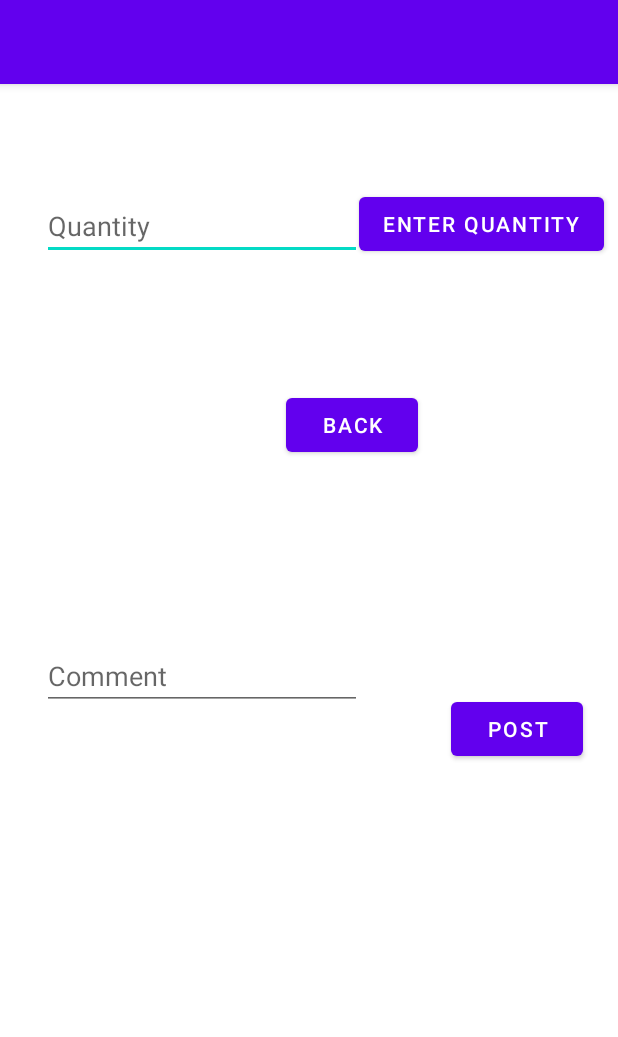
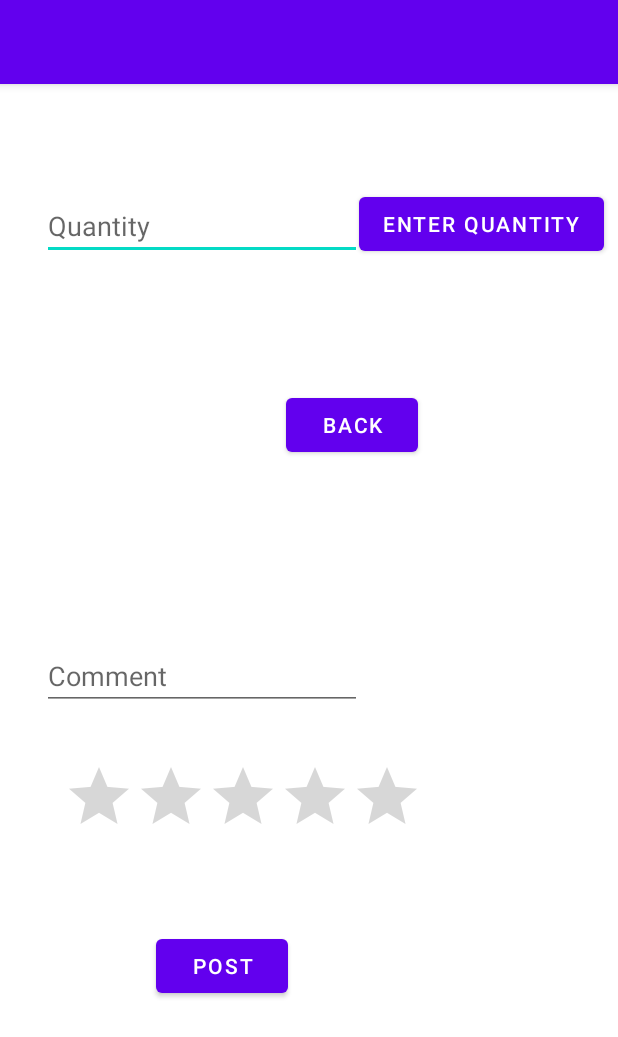
Before and after one commit to devanoj/ShopApp, an Android app: the SubmissionPage screen opened directly, with no data from a screen before it, after a tap on "POST", on a phone screen of 412 x 824 dp. Shown: the top 1037 px of the screen. Run offline under Robolectric (Android 15) with nearby library versions, the light colour scheme and no system bars; our stand-ins replace Firebase (no records; nobody signed in at launch, a user with empty details on screens opened directly).

Commit message:
Commit 14 - Added Ratings Bar into Comment

```diff
--- a/app/src/main/java/com/example/shopapp/Entity/Comment.java
+++ b/app/src/main/java/com/example/shopapp/Entity/Comment.java
@@ -5,19 +5,30 @@ public class Comment {
     private String comment;
     private String stockCommentId;
     private String userCommentID;
+    private String rating;
 
     public Comment() {
         this.cID="";
         this.comment = "";
         this.stockCommentId = "";
         this.userCommentID=userCommentID;
+        this.rating=rating;
     }
 
-    public Comment(String cID, String comment, String stockCommentId, String userCommentID) {
+    public Comment(String cID, String comment, String stockCommentId, String userCommentID, String rating) {
         this.cID=cID;
         this.comment = comment;
         this.stockCommentId = stockCommentId;
         this.userCommentID = userCommentID;
+        this.rating=rating;
+    }
+
+    public String getRating() {
+        return rating;
+    }
+
+    public void setRating(String rating) {
+        this.rating = rating;
     }
 
     public String getUserCommentID() {
@@ -51,4 +62,6 @@ public class Comment {
     public void setStockCommentId(String userCommentId) {
         this.stockCommentId = userCommentId;
     }
+
+
 }
--- a/app/src/main/java/com/example/shopapp/Main/SubmissionPage.java
+++ b/app/src/main/java/com/example/shopapp/Main/SubmissionPage.java
@@ -5,6 +5,7 @@ import android.os.Bundle;
 import android.util.Log;
 import android.widget.Button;
 import android.widget.EditText;
+import android.widget.RatingBar;
 
 import androidx.appcompat.app.AppCompatActivity;
 
@@ -17,11 +18,13 @@ import com.google.firebase.auth.FirebaseUser;
 
 import java.util.HashMap;
 import java.util.Map;
+import java.util.concurrent.atomic.AtomicReference;
 
 
 public class SubmissionPage extends AppCompatActivity {
     Button qButton, bButton, pButton;
     EditText qEditText, cEditText;
+    RatingBar ratingBar;
 
     FirebaseAuth mAuth = FirebaseAuth.getInstance();
     FirebaseUser currentUser = mAuth.getCurrentUser();
@@ -38,6 +41,14 @@ public class SubmissionPage extends AppCompatActivity {
         cEditText = findViewById(R.id.Comment);
         qEditText = findViewById(R.id.Quantity1);
 
+        ratingBar = findViewById(R.id.ratingBar);
+
+        saveDataHashMap();
+        backButton();
+        postComment();
+    }
+
+    private void saveDataHashMap() {
         String myValue = null;
 
         Bundle bundle = getIntent().getExtras();
@@ -52,9 +63,6 @@ public class SubmissionPage extends AppCompatActivity {
             DataHolder.saveHashMap(getApplicationContext(), hashMap);
             printHashMap();
         });
-
-        backButton();
-        postComment();
     }
 
     private void postComment() {
@@ -63,16 +71,21 @@ public class SubmissionPage extends AppCompatActivity {
         if (bundle != null) {
             myValue = bundle.getString("Item");
         }
-
         String finalMyValue = myValue;
 
+        String[] stringRating = {null}; // Use an array to hold the mutable value
 
-        pButton.setOnClickListener(v->{
+        ratingBar.setOnRatingBarChangeListener((ratingBar, rating, fromUser) -> {
+            stringRating[0] = String.valueOf(rating); // Set the value in the array
+        });
+
+        pButton.setOnClickListener(v -> {
             String comment = cEditText.getText().toString();
-            Comment c1 = new Comment(null, finalMyValue, comment, currentUser.getUid());
+            Comment c1 = new Comment(null, finalMyValue, comment, currentUser.getUid(), stringRating[0]); // Get the value from the array
             CommentDAO aDAO = new CommentDAO(c1);
         });
     }
+
 
     private void backButton() {
         bButton.setOnClickListener(v-> {
--- a/app/src/main/res/layout/submission_layout.xml
+++ b/app/src/main/res/layout/submission_layout.xml
@@ -54,9 +54,18 @@
         android:id="@+id/postB"
         android:layout_width="wrap_content"
         android:layout_height="wrap_content"
-        android:layout_marginEnd="23dp"
-        android:layout_marginBottom="314dp"
+        android:layout_marginEnd="220dp"
+        android:layout_marginBottom="156dp"
         android:text="Post"
         app:layout_constraintBottom_toBottomOf="parent"
         app:layout_constraintEnd_toEndOf="parent" />
+
+    <RatingBar
+        android:id="@+id/ratingBar"
+        android:layout_width="wrap_content"
+        android:layout_height="wrap_content"
+        android:layout_marginStart="42dp"
+        android:layout_marginTop="34dp"
+        app:layout_constraintStart_toStartOf="parent"
+        app:layout_constraintTop_toBottomOf="@+id/Comment" />
 </androidx.constraintlayout.widget.ConstraintLayout>
```
